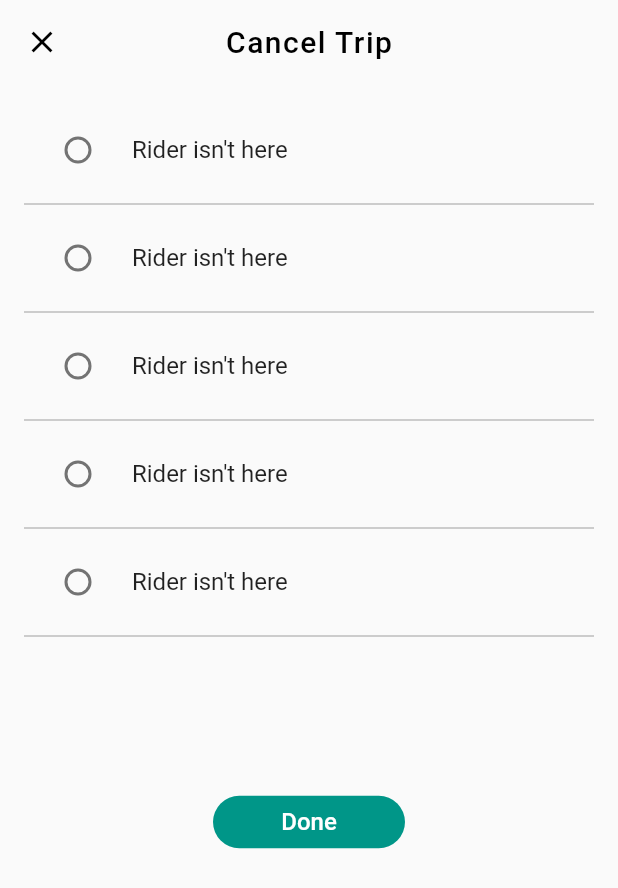
After one commit to mitchellnwakusor/pickupApp, a Flutter app: the CancelTrip screen opened by its route, on a phone screen of 412 x 824 dp. The commit adds this screen. Shown: the top 888 px of the screen. Run offline on Flutter 3.47's test engine with Material 2 defaults, Android fonts, the light colour scheme and no system bars.

Commit message:
pickup App

```diff
--- /dev/null
+++ b/lib/pages/canceltrip.dart
@@ -0,0 +1,123 @@
+import 'package:flutter/material.dart';
+
+class CancelTrip extends StatefulWidget {
+  const CancelTrip({Key? key}) : super(key: key);
+
+  @override
+  State<CancelTrip> createState() => _CancelTripState();
+}
+
+class _CancelTripState extends State<CancelTrip> {
+  List radioList = [
+    "Rider isn't here",
+    "Rider isn't here",
+    "Rider isn't here",
+    "Rider isn't here",
+    "Rider isn't here",
+    "Rider isn't here"
+  ];
+  late int _value = 0;
+  @override
+  Widget build(BuildContext context) {
+    return Scaffold(
+      appBar: AppBar(
+        backgroundColor: Colors.transparent,
+        foregroundColor: Colors.black,
+        elevation: 0,
+        leading: const Icon(Icons.close),
+        title: const Text('Cancel Trip',
+            style: TextStyle(fontWeight: FontWeight.w500, letterSpacing: 1)),
+        centerTitle: true,
+      ),
+      body: Column(
+        children: [
+          Expanded(
+            child: Padding(
+              padding: const EdgeInsets.all(16.0),
+              child: ListView(children: [
+                RadioListTile(
+                  value: 1,
+                  groupValue: _value,
+                  onChanged: (val) {
+                    setState(() {
+                      _value = int.parse(val.toString());
+                    });
+                  },
+                  title: Text(radioList[0]),
+                ),
+                const Divider(
+                  color: Colors.grey,
+                ),
+                RadioListTile(
+                  value: 2,
+                  groupValue: _value,
+                  onChanged: (val) {
+                    setState(() {
+                      _value = int.parse(val.toString());
+                    });
+                  },
+                  title: Text(radioList[1]),
+                ),
+                const Divider(
+                  color: Colors.grey,
+                ),
+                RadioListTile(
+                  value: 3,
+                  groupValue: _value,
+                  onChanged: (val) {
+                    setState(() {
+                      _value = int.parse(val.toString());
+                    });
+                  },
+                  title: Text(radioList[2]),
+                ),
+                const Divider(
+                  color: Colors.grey,
+                ),
+                RadioListTile(
+                  value: 4,
+                  groupValue: _value,
+                  onChanged: (val) {
+                    setState(() {
+                      _value = int.parse(val.toString());
+                    });
+                  },
+                  title: Text(radioList[3]),
+                ),
+                const Divider(
+                  color: Colors.grey,
+                ),
+                RadioListTile(
+                  value: 5,
+                  groupValue: _value,
+                  onChanged: (val) {
+                    setState(() {
+                      _value = int.parse(val.toString());
+                    });
+                  },
+                  title: Text(radioList[4]),
+                ),
+                const Divider(
+                  color: Colors.grey,
+                ),
+              ]),
+            ),
+          ),
+          Container(
+            height: 300,
+            alignment: Alignment.topCenter,
+            child: TextButton(
+                    style: ButtonStyle(
+                        backgroundColor: MaterialStateProperty.all(Colors.teal),
+                        foregroundColor: MaterialStateProperty.all(Colors.white),
+                        shape: MaterialStateProperty.all(
+                            const StadiumBorder(side: BorderSide.none)),
+                        minimumSize: MaterialStateProperty.all(const Size(128.0, 0))),
+                    onPressed: () {},
+                    child: const Text('Done', style: TextStyle(fontSize: 16.0))),
+          ),
+        ],
+      ),
+    );
+  }
+}
```
Also changed, not shown: lib/main.dart (+9 -2 lines), lib/pages/logisticsinfo.dart (added, +54 -0 lines), lib/pages/logisticssummary.dart (added, +54 -0 lines), assets/images/bus_icon.png (added), assets/images/taxi_icon.png (added).
